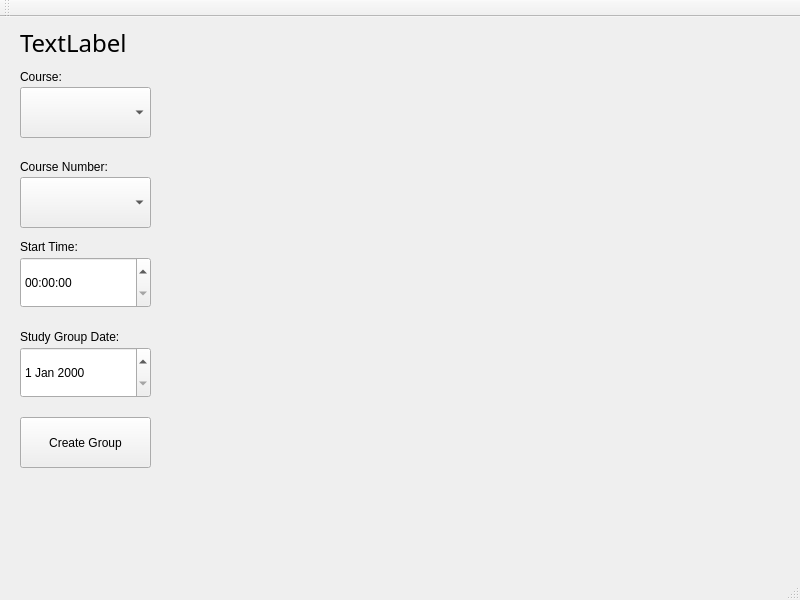
First picture: the form in StudyGroupFormer/AppWindow.ui, repository vu035/StudyGroupApp, before the edit.
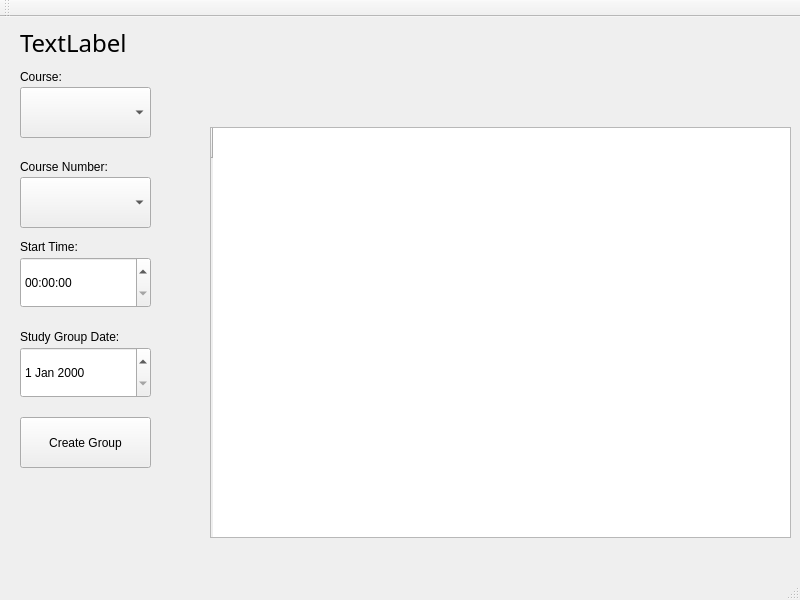
Second picture: the form after the edit.

What changed in the file:
```diff
--- a/StudyGroupFormer/AppWindow.ui
+++ b/StudyGroupFormer/AppWindow.ui
@@ -141,6 +141,21 @@
      <set>Qt::AlignLeading|Qt::AlignLeft|Qt::AlignVCenter</set>
     </property>
    </widget>
+   <widget class="QTableWidget" name="listOfAllGroups">
+    <property name="geometry">
+     <rect>
+      <x>210</x>
+      <y>110</y>
+      <width>581</width>
+      <height>411</height>
+     </rect>
+    </property>
+    <row>
+     <property name="text">
+      <string/>
+     </property>
+    </row>
+   </widget>
   </widget>
   <widget class="QMenuBar" name="menuBar">
    <property name="geometry">
```
Left out of the diff: 2 changed lines with no effect on the pictures.
